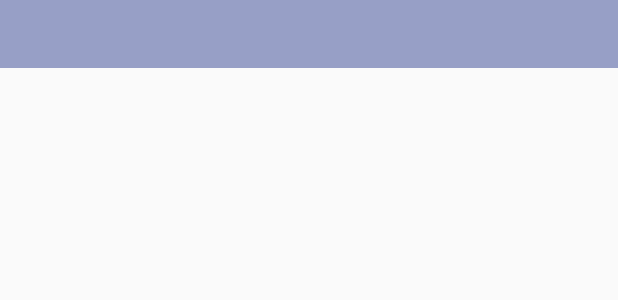
After one commit to AzerothRevere/KaiEr, an Android app: the layout layout_comment_title.xml on its own in the app's theme, with its tools: preview values and no code run, on a phone screen of 412 x 824 dp. The commit adds this screen. Shown: the top 300 px of the screen. Run offline under Robolectric (Android 15) with nearby library versions, the phone set to English and light mode, and no system bars.

Commit message:
refs #card9

```diff
--- a/app/src/main/AndroidManifest.xml
+++ b/app/src/main/AndroidManifest.xml
@@ -8,7 +8,9 @@
         android:label="@string/app_name"
         android:supportsRtl="true"
         android:theme="@style/AppTheme">
-        <activity android:name=".activity.HomeActivity">
+        <activity
+            android:name=".activity.HomeActivity"
+            android:screenOrientation="portrait">
             <intent-filter>
                 <action android:name="android.intent.action.MAIN" />
 
--- /dev/null
+++ b/app/src/main/res/layout/layout_comment_title.xml
@@ -0,0 +1,14 @@
+<?xml version="1.0" encoding="utf-8"?>
+<RelativeLayout xmlns:android="http://schemas.android.com/apk/res/android"
+    android:layout_width="match_parent"
+    android:layout_height="45dp"
+    android:background="@color/colorPrimary">
+
+    <TextView
+        android:id="@+id/title"
+        android:layout_width="wrap_content"
+        android:layout_height="wrap_content"
+        android:layout_centerInParent="true"
+        android:textColor="@color/white"
+        android:textSize="@dimen/text_size14" />
+</RelativeLayout>
--- a/app/src/main/res/values/colors.xml
+++ b/app/src/main/res/values/colors.xml
@@ -1,7 +1,7 @@
 <?xml version="1.0" encoding="utf-8"?>
 <resources>
-    <color name="colorPrimary">#c5cde0</color>
-    <color name="colorPrimaryDark">#979fc6</color>
+    <color name="colorPrimary">#979fc6</color>
+    <color name="colorPrimaryDark">#c5cde0</color>
     <color name="colorAccent">#c4ccdf</color>
 
     <color name="white">#ffffff</color>
@@ -9,4 +9,5 @@
     <color name="purple1">#c4b1df</color>
 
     <color name="dark1">#474165</color>
+    <color name="dark2">#333333</color>
 </resources>
```
Also changed, not shown: app/src/main/java/com/eatchicken/kaier/fragment/userFragment.java (+15 -0 lines), app/src/main/res/layout/fragment_user.xml (+50 -3 lines), app/src/main/res/values/dimens.xml (+13 -1 lines), app/src/main/res/values/strings.xml (+9 -0 lines), app/src/main/res/values/styles.xml (+18 -0 lines).
